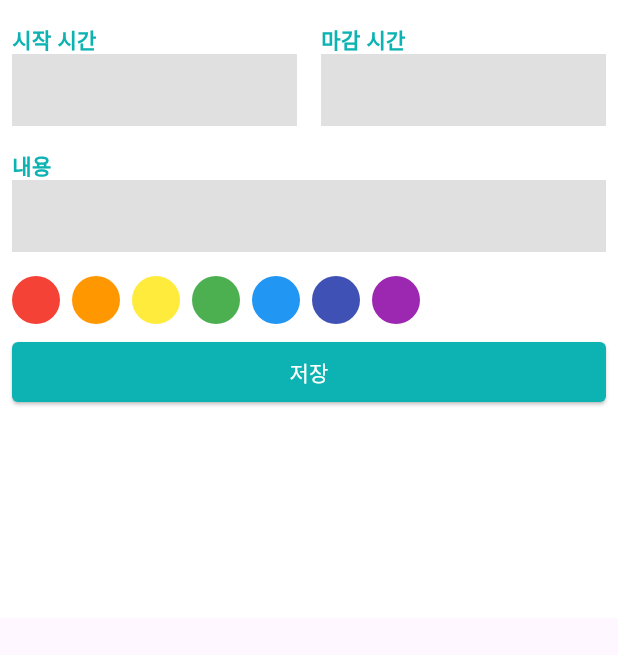
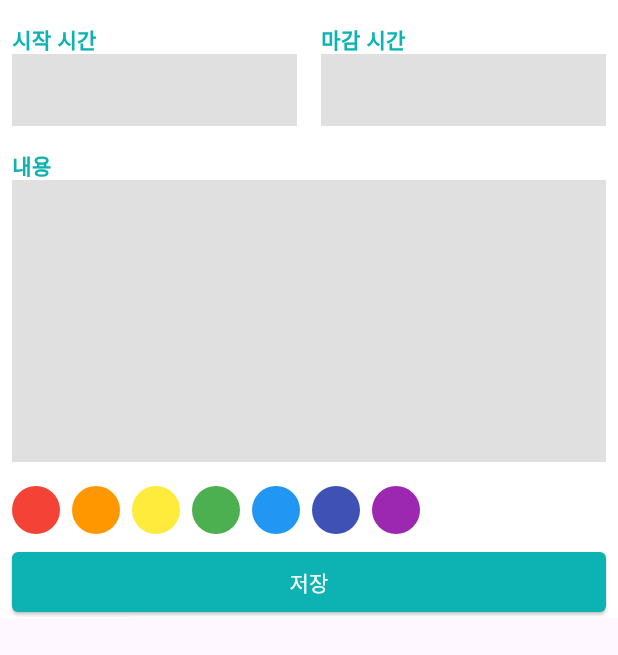
Before and after one commit to hommehyuk/calendar_scheduler, a Flutter app: the ScheduleBottomSheet widget shown alone on an empty page, opened directly, on a phone screen of 412 x 824 dp. Shown: the top 655 px of the screen. Run offline on Flutter 3.47's test engine with Material 3 defaults, Android fonts, the phone set to English and light mode, and no system bars; our stand-ins replace table_calendar.

Commit message:
TextField 마무리

```diff
--- a/lib/component/custom_text_field.dart
+++ b/lib/component/custom_text_field.dart
@@ -1,11 +1,16 @@
 import 'package:calendar_scheduler/const/colors.dart';
 import 'package:flutter/material.dart';
+import 'package:flutter/services.dart';
 
 class CustomTextField extends StatelessWidget {
   final String label;
 
+  // true - 시간 / false - 내용
+  final bool isTime;
+
   const CustomTextField({
     required this.label,
+    required this.isTime,
     super.key,
   });
 
@@ -21,15 +26,31 @@ class CustomTextField extends StatelessWidget {
             fontWeight: FontWeight.w600,
           ),
         ),
-        TextField(
-          cursorColor: Colors.grey,
-          decoration: InputDecoration(
-            border: InputBorder.none,
-            filled: true,
-            fillColor: Colors.grey[300],
+        if (isTime) renderTextField(),
+        if (!isTime)
+          Expanded(
+            child: renderTextField(),
           ),
-        ),
       ],
     );
   }
+
+  Widget renderTextField() {
+    return TextField(
+      cursorColor: Colors.grey,
+      maxLines: isTime ? 1 : null,
+      expands: !isTime,
+      keyboardType: isTime ? TextInputType.number : TextInputType.multiline,
+      inputFormatters: isTime
+          ? [
+              FilteringTextInputFormatter.digitsOnly,
+            ]
+          : [],
+      decoration: InputDecoration(
+        border: InputBorder.none,
+        filled: true,
+        fillColor: Colors.grey[300],
+      ),
+    );
+  }
 }
--- a/lib/component/schedule_bottom_sheet.dart
+++ b/lib/component/schedule_bottom_sheet.dart
@@ -11,7 +11,13 @@ class ScheduleBottomSheet extends StatelessWidget {
   Widget build(BuildContext context) {
     final bottomInset = MediaQuery.of(context).viewInsets.bottom;
 
-    return Container(
+    return GestureDetector(
+      onTap: () {
+        FocusScope.of(context).requestFocus(
+          FocusNode(),
+        );
+      },
+      child: Container(
         height: MediaQuery.of(context).size.height / 2 + bottomInset,
         color: Colors.white,
         child: Padding(
@@ -32,6 +38,7 @@ class ScheduleBottomSheet extends StatelessWidget {
             ),
           ),
         ),
+      ),
     );
   }
 }
@@ -46,12 +53,14 @@ class _Time extends StatelessWidget {
         Expanded(
           child: CustomTextField(
             label: '시작 시간',
+            isTime: true,
           ),
         ),
         SizedBox(width: 16.0),
         Expanded(
           child: CustomTextField(
             label: '마감 시간',
+            isTime: true,
           ),
         ),
       ],
@@ -64,8 +73,11 @@ class _Content extends StatelessWidget {
 
   @override
   Widget build(BuildContext context) {
-    return CustomTextField(
+    return Expanded(
+      child: CustomTextField(
         label: '내용',
+        isTime: false,
+      ),
     );
   }
 }
```
Lines whose indentation alone changed are shown as unchanged.
